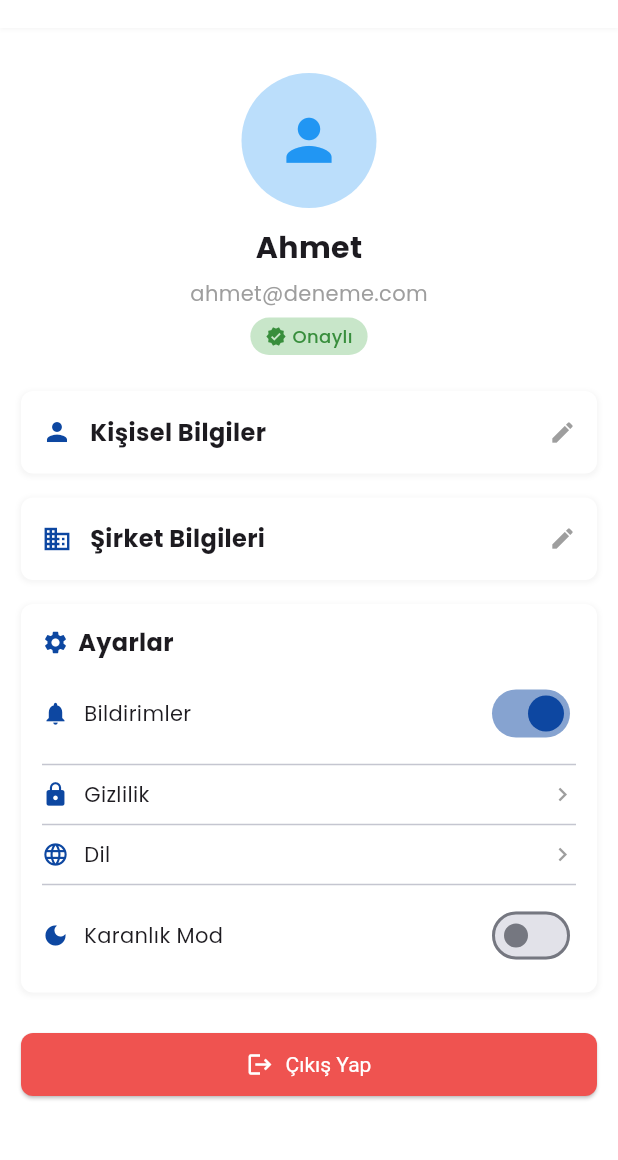
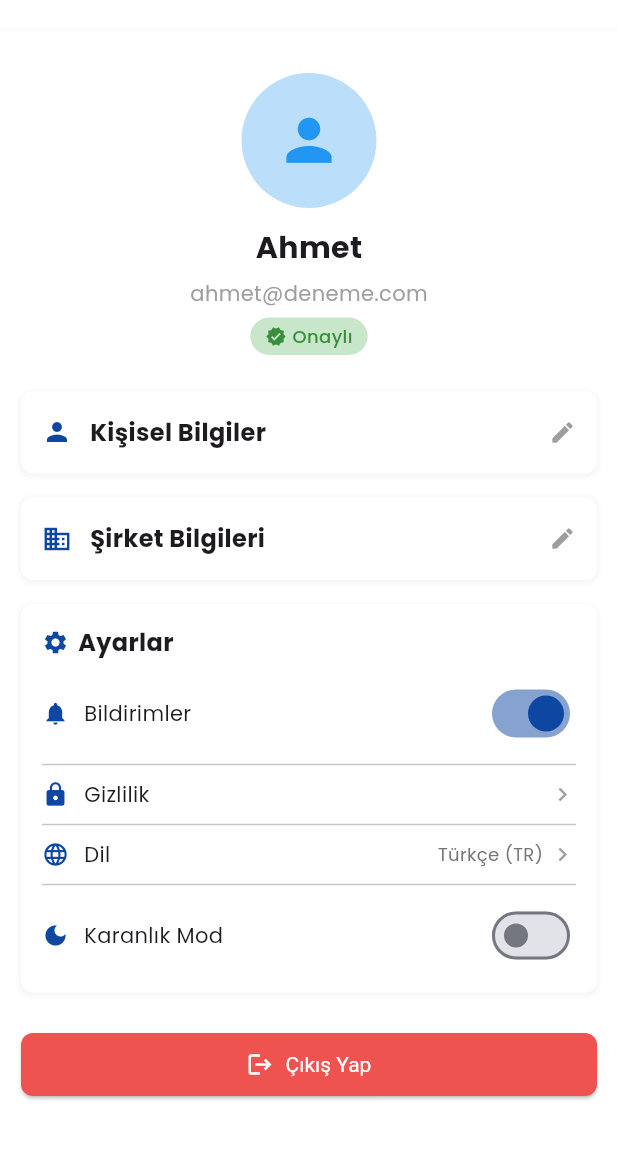
Before and after one commit to Ahmetshbzz/fdsf, a Flutter app: the ProfileScreen screen opened directly, on a phone screen of 412 x 824 dp, the part 56-1216 px from its top. Run offline on Flutter 3.47's test engine with Material 3 defaults, Android fonts, the phone set to English and light mode, and no system bars; our stand-ins replace dio, flutter_riverpod, font_awesome_flutter, google_fonts.

```diff
--- a/lib/features/profile/screens/profile_screen.dart
+++ b/lib/features/profile/screens/profile_screen.dart
@@ -4,8 +4,68 @@ import '../../../core/utils/helpers.dart';
 import '../widgets/personal_info_sheet.dart';
 import '../widgets/company_info_sheet.dart';
 
-class ProfileScreen extends StatelessWidget {
+class ProfileScreen extends StatefulWidget {
   const ProfileScreen({super.key});
+
+  @override
+  State<ProfileScreen> createState() => _ProfileScreenState();
+}
+
+class _ProfileScreenState extends State<ProfileScreen> {
+  String _selectedLanguage = 'Türkçe (TR)';
+
+  void _showLanguageOptions(BuildContext context) {
+    final languages = [
+      {'name': 'Türkçe (TR)', 'code': 'tr'},
+      {'name': 'English (EN)', 'code': 'en'},
+      {'name': 'Polski (PL)', 'code': 'pl'},
+    ];
+
+    showModalBottomSheet(
+      context: context,
+      backgroundColor: Colors.white,
+      shape: const RoundedRectangleBorder(
+        borderRadius: BorderRadius.vertical(top: Radius.circular(16)),
+      ),
+      builder: (context) => Padding(
+        padding: const EdgeInsets.symmetric(vertical: 20),
+        child: Column(
+          mainAxisSize: MainAxisSize.min,
+          children: [
+            const Padding(
+              padding: EdgeInsets.only(bottom: 16),
+              child: Text(
+                'Dil Seçimi',
+                style: TextStyle(
+                  fontSize: 18,
+                  fontWeight: FontWeight.bold,
+                ),
+              ),
+            ),
+            const Divider(height: 1),
+            for (final language in languages)
+              ListTile(
+                title: Text(language['name']!),
+                trailing: _selectedLanguage == language['name']
+                    ? const Icon(Icons.check, color: Colors.green)
+                    : null,
+                onTap: () {
+                  setState(() {
+                    _selectedLanguage = language['name']!;
+                  });
+                  Navigator.pop(context);
+                  // Burada dil değişikliği için gerekli işlemler yapılabilir
+                  Helpers.showSnackBar(
+                    context,
+                    'Dil değiştirildi: ${language['name']}',
+                  );
+                },
+              ),
+          ],
+        ),
+      ),
+    );
+  }
 
   @override
   Widget build(BuildContext context) {
@@ -178,11 +238,46 @@ class ProfileScreen extends StatelessWidget {
           hasSwitch: false,
         ),
         const Divider(height: 20),
-        _buildSettingRow(
-          context,
-          icon: Icons.language,
-          title: 'Dil',
-          hasSwitch: false,
+        GestureDetector(
+          onTap: () => _showLanguageOptions(context),
+          child: Row(
+            mainAxisAlignment: MainAxisAlignment.spaceBetween,
+            children: [
+              Row(
+                children: [
+                  Icon(
+                    Icons.language,
+                    color: Theme.of(context).primaryColor,
+                    size: 18,
+                  ),
+                  const SizedBox(width: 10),
+                  const Text(
+                    'Dil',
+                    style: TextStyle(
+                      fontSize: 14,
+                    ),
+                  ),
+                ],
+              ),
+              Row(
+                children: [
+                  Text(
+                    _selectedLanguage,
+                    style: TextStyle(
+                      fontSize: 12,
+                      color: Colors.grey[600],
+                    ),
+                  ),
+                  const SizedBox(width: 4),
+                  const Icon(
+                    Icons.chevron_right,
+                    color: Colors.grey,
+                    size: 18,
+                  ),
+                ],
+              ),
+            ],
+          ),
         ),
         const Divider(height: 20),
         _buildSettingRow(
```
